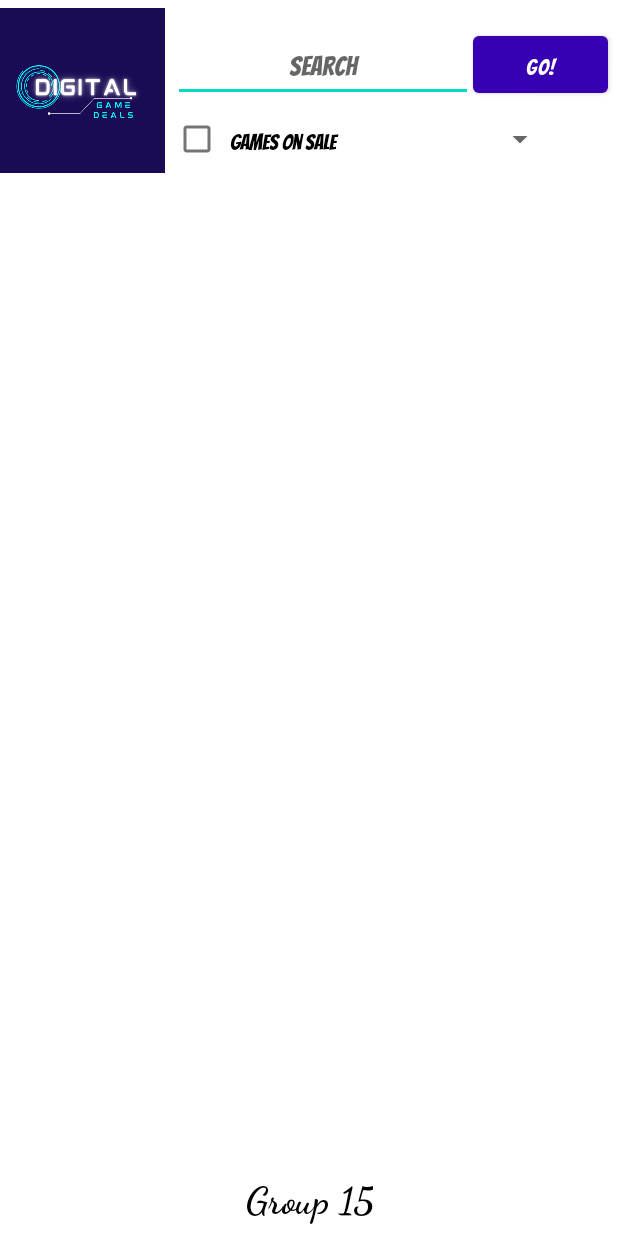
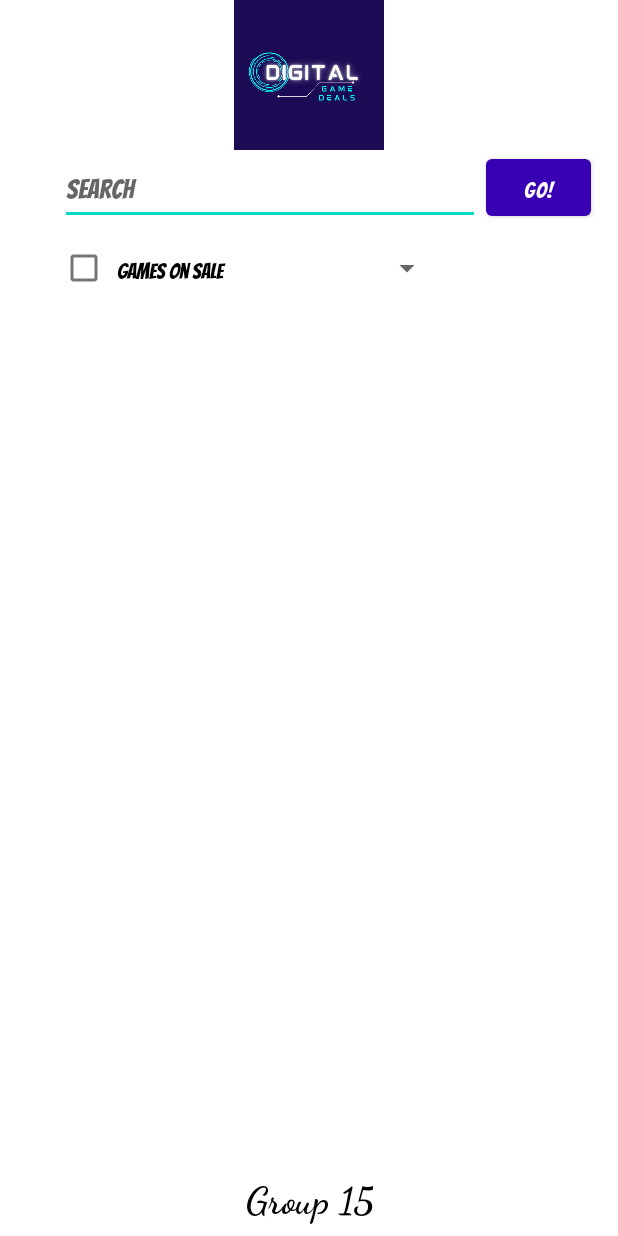
Before and after one commit to AND101-Group15/digitalGameDeals, an Android app: the screen it shows after launch (MainActivity), on a phone screen of 412 x 824 dp. Run offline under Robolectric (Android 15) with nearby library versions, the phone set to English and light mode, and no system bars; libraries missing offline, so code that uses them is left out: com.codepath.asynchttpclient.

Commit message:
Changed layout of both activities. Created intent to change between activities. Brought game id to second activity

```diff
--- a/app/src/main/res/layout/activity_main.xml
+++ b/app/src/main/res/layout/activity_main.xml
@@ -9,46 +9,47 @@
 
     <ImageView
         android:id="@+id/logo"
-        android:layout_width="110dp"
-        android:layout_height="120dp"
+        android:layout_width="100dp"
+        android:layout_height="100dp"
         android:contentDescription="@string/logo_description"
         app:layout_constraintBottom_toBottomOf="parent"
         app:layout_constraintEnd_toEndOf="parent"
-        app:layout_constraintHorizontal_bias="0.0"
         app:layout_constraintStart_toStartOf="parent"
         app:layout_constraintTop_toTopOf="parent"
         app:layout_constraintVertical_bias="0.0"
         app:srcCompat="@drawable/logo" />
 
+
     <EditText
         android:id="@+id/editTextGameSearch"
-        android:layout_width="200dp"
+        android:layout_width="280dp"
         android:layout_height="50dp"
         android:autofillHints="name"
         android:hint="@string/search_text"
-        android:inputType="text|textAutoComplete"
-        app:layout_constraintBottom_toBottomOf="parent"
+        android:inputType="text"
+        android:textAlignment="textStart"
         app:layout_constraintEnd_toEndOf="parent"
-        app:layout_constraintHorizontal_bias="0.545"
+        app:layout_constraintHorizontal_bias="0.305"
         app:layout_constraintStart_toStartOf="parent"
-        app:layout_constraintTop_toTopOf="parent"
-        app:layout_constraintVertical_bias="0.023" />
+        app:layout_constraintTop_toBottomOf="@id/logo"
+        app:layout_constraintVertical_bias="0.145" />
 
     <Button
         android:id="@+id/button"
-        android:layout_width="90dp"
+        android:layout_width="70dp"
         android:layout_height="50dp"
+        android:layout_marginStart="4dp"
         android:text="@string/button_text"
         app:layout_constraintBottom_toBottomOf="parent"
         app:layout_constraintStart_toEndOf="@id/editTextGameSearch"
-        app:layout_constraintTop_toTopOf="parent"
-        app:layout_constraintVertical_bias="0.023" />
-
+        app:layout_constraintTop_toTopOf="@id/editTextGameSearch"
+        app:layout_constraintVertical_bias="0.0" />
 
     <CheckBox
         android:id="@+id/OnSale"
         android:layout_width="115dp"
         android:layout_height="50dp"
+        android:layout_marginTop="4dp"
         android:text="@string/OnSale_text"
         app:layout_constraintStart_toStartOf="@id/editTextGameSearch"
         app:layout_constraintTop_toBottomOf="@id/editTextGameSearch" />
@@ -58,6 +59,7 @@
         android:layout_width="130dp"
         android:layout_height="50dp"
         android:layout_marginStart="10dp"
+        android:layout_marginTop="4dp"
         android:tooltipText="@string/sort_text"
         app:layout_constraintStart_toEndOf="@id/OnSale"
         app:layout_constraintTop_toBottomOf="@id/editTextGameSearch" />
@@ -81,7 +83,7 @@
         android:id="@+id/game_list"
         android:layout_width="match_parent"
         android:layout_height="match_parent"
-        android:layout_marginTop="120dp"
+        android:layout_marginTop="210dp"
         android:layout_marginBottom="40dp"
         app:layout_constraintTop_toBottomOf="@id/editTextGameSearch" />
 
--- a/app/src/main/res/values/strings.xml
+++ b/app/src/main/res/values/strings.xml
@@ -5,6 +5,7 @@
     <string name="group_name">Group 15</string>
     <string name="game_number">1</string>
     <string name="game_title">Game Title</string>
+    <string name="game_name"> \" game name \"</string>
     <string name="game_price">cheapest price</string>
     <string name="game_rating">rating</string>
     <string name="logo_description">logo of Digital Game Deals</string>
```
Also changed, not shown: app/src/main/java/com/example/digitalgamedeals/GameAdapter.kt (+18 -4 lines), app/src/main/java/com/example/digitalgamedeals/MainActivity.kt (+14 -6 lines), app/src/main/java/com/example/digitalgamedeals/MainActivity2.kt (+10 -0 lines), app/src/main/res/layout/activity_main2.xml (+32 -39 lines), app/src/main/res/layout/game_item.xml (+17 -15 lines).
